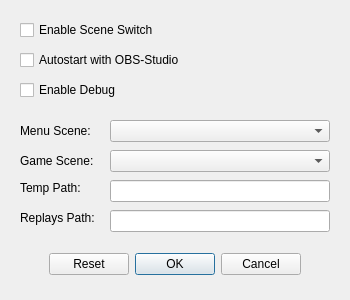
Rondir/HeroesSceneSwitch, file settingsdialog.ui: the form before one commit.
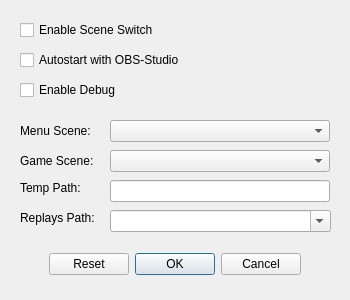
The form after the commit.

What changed in the file:
```diff
--- a/settingsdialog.ui
+++ b/settingsdialog.ui
@@ -189,15 +189,18 @@
     <string>Replays Path:</string>
    </property>
   </widget>
-  <widget class="QLineEdit" name="eb_ReplaysPath">
+  <widget class="QComboBox" name="cb_ReplaysPath">
    <property name="geometry">
     <rect>
      <x>110</x>
      <y>210</y>
-     <width>220</width>
+     <width>221</width>
      <height>22</height>
     </rect>
    </property>
+   <property name="editable">
+    <bool>true</bool>
+   </property>
   </widget>
  </widget>
  <layoutdefault spacing="6" margin="11"/>
```
